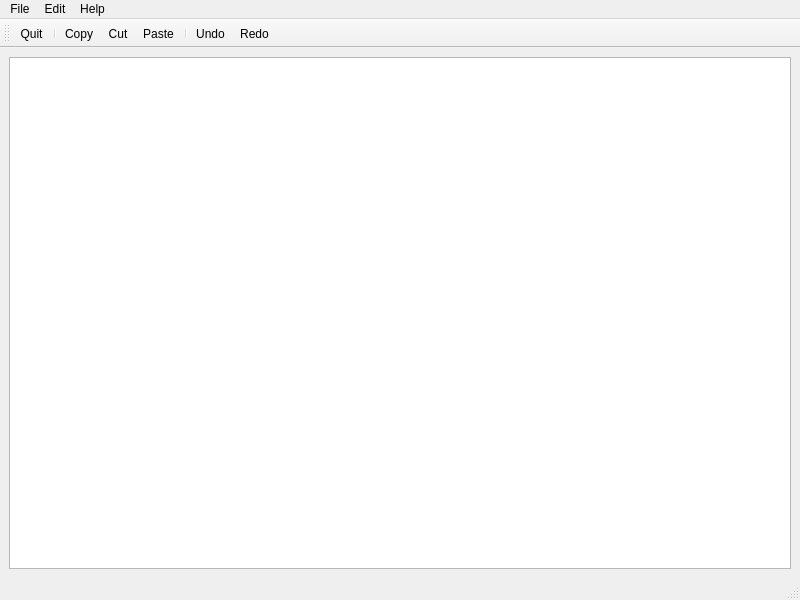
Qt form mainwindow.ui (Filimon4/python_file_manager) before a commit.
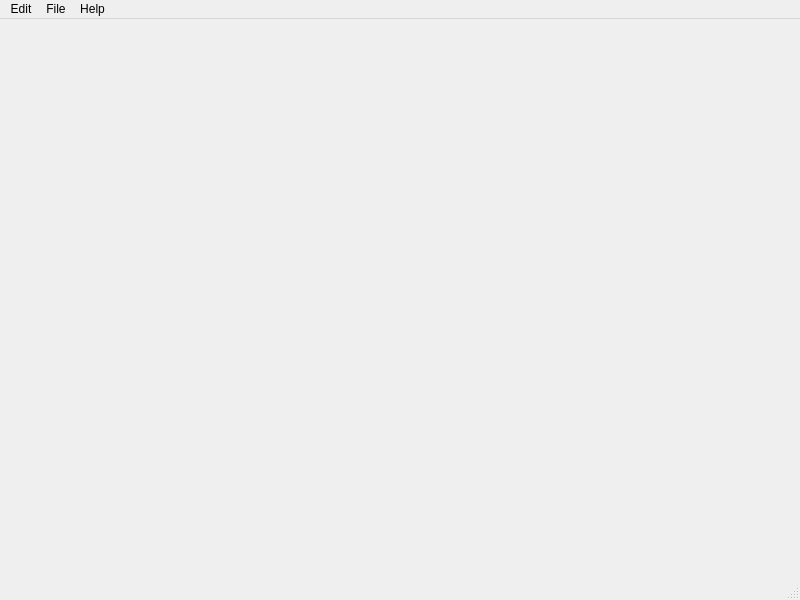
The same form after that commit. Icons and pictures are not drawn.

Diff of the .ui file:
```diff
--- a/mainwindow.ui
+++ b/mainwindow.ui
@@ -13,13 +13,7 @@
   <property name="windowTitle">
    <string>MainWindow</string>
   </property>
-  <widget class="QWidget" name="centralwidget">
-   <layout class="QVBoxLayout" name="verticalLayout">
-    <item>
-     <widget class="QTextEdit" name="textEdit"/>
-    </item>
-   </layout>
-  </widget>
+  <widget class="QWidget" name="centralwidget"/>
   <widget class="QMenuBar" name="menubar">
    <property name="geometry">
     <rect>
@@ -29,16 +23,16 @@
      <height>25</height>
     </rect>
    </property>
-   <widget class="QMenu" name="menuFile">
-    <property name="title">
-     <string>File</string>
-    </property>
-    <addaction name="actionQuit"/>
-   </widget>
    <widget class="QMenu" name="menuEdit">
     <property name="title">
      <string>Edit</string>
     </property>
+    <addaction name="actionQuit"/>
+   </widget>
+   <widget class="QMenu" name="menuFile">
+    <property name="title">
+     <string>File</string>
+    </property>
     <addaction name="actionCopy"/>
     <addaction name="actionCut"/>
     <addaction name="actionPaste"/>
@@ -53,30 +47,11 @@
     <addaction name="actionAbout"/>
     <addaction name="actionAboutQt"/>
    </widget>
-   <addaction name="menuFile"/>
    <addaction name="menuEdit"/>
+   <addaction name="menuFile"/>
    <addaction name="menuHelp"/>
   </widget>
   <widget class="QStatusBar" name="statusbar"/>
-  <widget class="QToolBar" name="toolBar">
-   <property name="windowTitle">
-    <string>toolBar</string>
-   </property>
-   <attribute name="toolBarArea">
-    <enum>TopToolBarArea</enum>
-   </attribute>
-   <attribute name="toolBarBreak">
-    <bool>false</bool>
-   </attribute>
-   <addaction name="actionQuit"/>
-   <addaction name="separator"/>
-   <addaction name="actionCopy"/>
-   <addaction name="actionCut"/>
-   <addaction name="actionPaste"/>
-   <addaction name="separator"/>
-   <addaction name="actionUndo"/>
-   <addaction name="actionRedo"/>
-  </widget>
   <action name="actionQuit">
    <property name="icon">
     <iconset resource="images/image.qrc">
@@ -113,22 +88,9 @@
     <string>Paste</string>
    </property>
   </action>
-  <action name="actionUndo">
-   <property name="icon">
-    <iconset resource="images/image.qrc">
-     <normaloff>:/images_2/undoIcon.png</normaloff>:/images_2/undoIcon.png</iconset>
-   </property>
+  <action name="actionCut">
    <property name="text">
-    <string>Undo</string>
-   </property>
-  </action>
-  <action name="actionRedo">
-   <property name="icon">
-    <iconset resource="images/image.qrc">
-     <normaloff>:/images_2/redoIcon.png</normaloff>:/images_2/redoIcon.png</iconset>
-   </property>
-   <property name="text">
-    <string>Redo</string>
+    <string>Cut</string>
    </property>
   </action>
   <action name="actionAbout">
```
Left out of the diff: 47 changed lines with no effect on the pictures.
